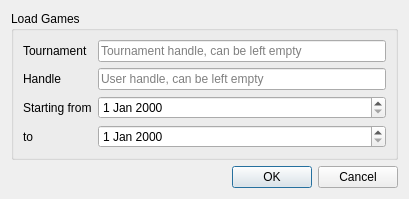
The window that src/dialogs/onlinebase.ui (Isarhamster/chessx) describes before a commit, drawn with Qt 5.
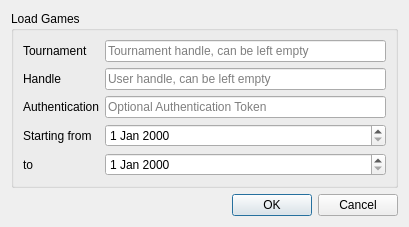
The same window after the commit.

```diff
--- a/src/dialogs/onlinebase.ui
+++ b/src/dialogs/onlinebase.ui
@@ -7,7 +7,7 @@
     <x>0</x>
     <y>0</y>
     <width>409</width>
-    <height>195</height>
+    <height>210</height>
    </rect>
   </property>
   <property name="windowTitle">
@@ -39,10 +39,10 @@
           </property>
          </widget>
         </item>
-        <item row="2" column="1">
+        <item row="3" column="1">
          <widget class="QDateEdit" name="startDate"/>
         </item>
-        <item row="2" column="0">
+        <item row="3" column="0">
          <widget class="QLabel" name="lb_StartDate">
           <property name="text">
            <string>Starting from</string>
@@ -69,10 +69,10 @@
           </property>
          </widget>
         </item>
-        <item row="3" column="1">
+        <item row="4" column="1">
          <widget class="QDateEdit" name="endDate"/>
         </item>
-        <item row="3" column="0">
+        <item row="4" column="0">
          <widget class="QLabel" name="lb_EndDate">
           <property name="text">
            <string>to</string>
@@ -82,6 +82,20 @@
           </property>
          </widget>
         </item>
+        <item row="2" column="1">
+         <widget class="QLineEdit" name="authToken">
+          <property name="placeholderText">
+           <string>Optional Authentication Token</string>
+          </property>
+         </widget>
+        </item>
+        <item row="2" column="0">
+         <widget class="QLabel" name="label">
+          <property name="text">
+           <string>Authentication</string>
+          </property>
+         </widget>
+        </item>
        </layout>
       </item>
      </layout>
```
Left out of the diff: 4 changed lines with no effect on the pictures.
